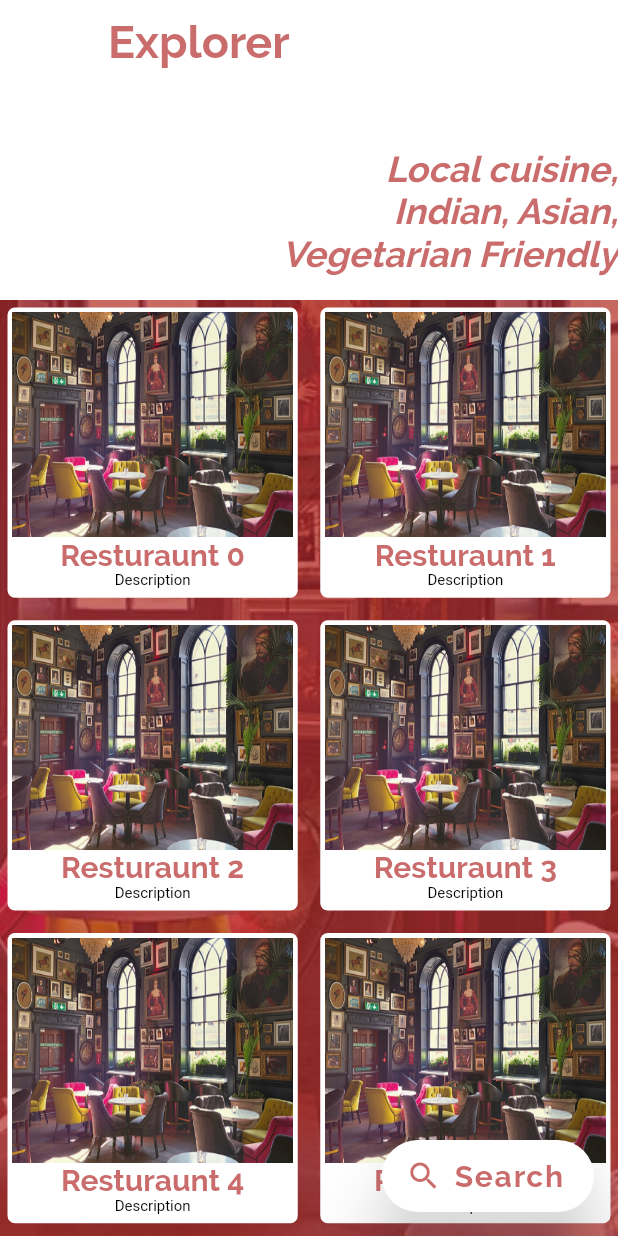
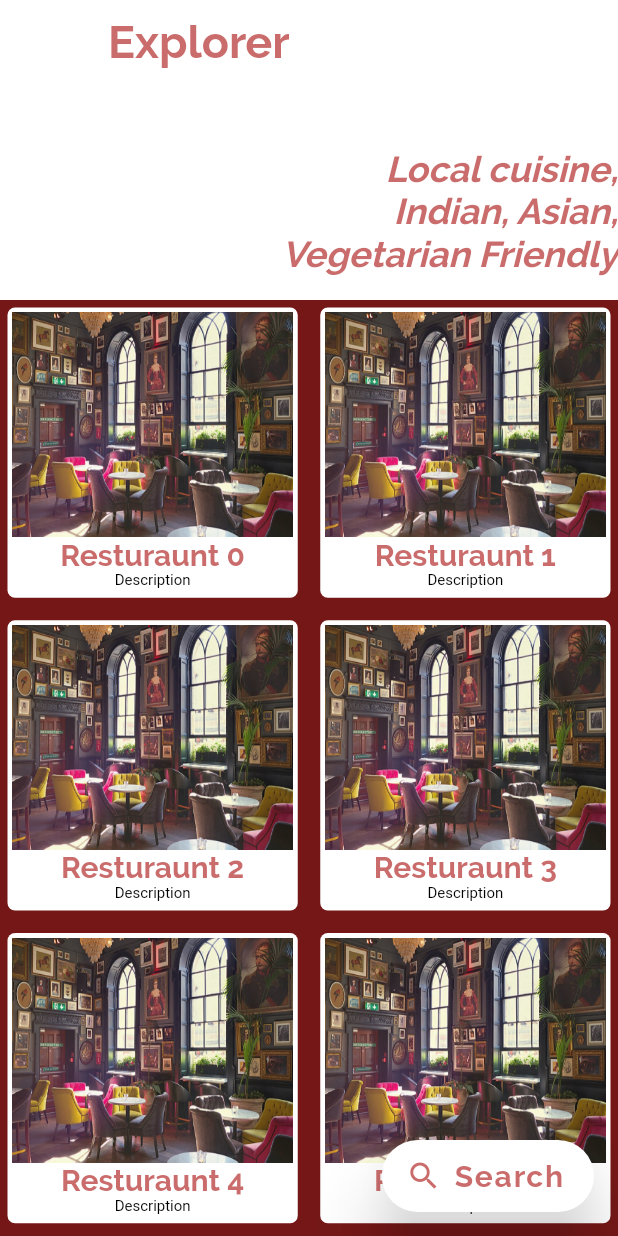
Before and after one commit to Naveen11695/bhukkd, a Flutter app: the ExplorePage screen opened directly, on a phone screen of 412 x 824 dp. Run offline on Flutter 3.47's test engine with Material 2 defaults, Android fonts, the phone set to English and light mode, and no system bars; our stand-ins replace geolocator, progress_indicators, shared_preferences, sqflite; accounts and stored records are empty.

Commit message:
version 2.3.0

```diff
--- a/lib/Components/CustomComponets.dart
+++ b/lib/Components/CustomComponets.dart
@@ -3,7 +3,6 @@ import 'package:flutter/material.dart';
 final opacity = Container(
   color: Color(0xAAAF2222),
 );
-
 
 final logo = Image.asset(
   'assets/images/icon.png',
@@ -16,8 +15,6 @@ const TextStyle textStyle = TextStyle(
   fontFamily: 'Raleway',
 );
 
-
-
 final login_description = Text(
   "Spot the right place to find your favorite food.",
   textAlign: TextAlign.center,
@@ -25,7 +22,6 @@ final login_description = Text(
     fontSize: 20.0,
   ),
 );
-
 
 Widget semi_circlar_button(String label, Function onTap) {
   return Material(
@@ -35,11 +31,13 @@ Widget semi_circlar_button(String label, Function onTap) {
       onTap: onTap,
       splashColor: Colors.white24,
       highlightColor: Colors.white10,
-
       child: Container(
         padding: EdgeInsets.symmetric(vertical: 10.0),
         child: Center(
-          child: Text(label, style: textStyle.copyWith(fontSize: 20.0),),
+          child: Text(
+            label,
+            style: textStyle.copyWith(fontSize: 20.0),
+          ),
         ),
       ),
     ),
@@ -49,24 +47,31 @@ Widget semi_circlar_button(String label, Function onTap) {
 final splash_description = new RichText(
   text: TextSpan(
     text: 'Loading Assests',
-    style: TextStyle(color: Colors.white,fontSize: 25.0,fontWeight: FontWeight.bold,),
+    style: TextStyle(
+      color: Colors.white,
+      fontSize: 25.0,
+      fontWeight: FontWeight.bold,
+    ),
   ),
 );
-
-
 
 TextStyle Raleway = TextStyle(
   color: Color(0xAAAF2222),
   fontFamily: 'Raleway',
 );
 
-final background = Container(
+final login_background = Image.asset('assets/images/2.png', fit: BoxFit.fill);
+
+final explore_background = Container(
+  decoration: BoxDecoration(color: Colors.black),
+);
+
+final splash_background = Container(
     decoration: BoxDecoration(
         image: DecorationImage(
-          image: AssetImage('assets/images/9.jpeg'),
-          fit: BoxFit.cover,
-        )));
-
+  image: AssetImage('assets/images/2.png'),
+  fit: BoxFit.fill,
+)));
 
 final separator = Row(
   mainAxisAlignment: MainAxisAlignment.center,
--- a/lib/Components/DataSearch.dart
+++ b/lib/Components/DataSearch.dart
@@ -36,7 +36,7 @@ class DataSearch extends SearchDelegate<String> {
         .toList();
     return Stack(
       children: <Widget>[
-        background,
+        splash_background,
         opacity,
         new GridView(
           children: cards,
--- a/lib/Pages/ExplorePage.dart
+++ b/lib/Pages/ExplorePage.dart
@@ -49,7 +49,7 @@ class _ExplorePage extends State<ExplorePage> {
     return new Scaffold(
       body: Stack(
         children: <Widget>[
-          background,
+          explore_background,
           opacity,
           new CustomScrollView(
             slivers: <Widget>[
--- a/lib/Pages/LoginPage.dart
+++ b/lib/Pages/LoginPage.dart
@@ -16,7 +16,7 @@ class LoginPage extends StatelessWidget {
       body: Stack(
         fit: StackFit.expand,
         children: <Widget>[
-          background,
+          login_background,
           opacity,
           new SafeArea(
             child: ListView(
@@ -96,7 +96,7 @@ class LoginPage extends StatelessWidget {
                           new Row(
                             children: <Widget>[
                               Padding(
-                                padding: const EdgeInsets.all(30.0),
+                                padding: const EdgeInsets.all(25.0),
                                 child: new OutlineButton(
                                   child: new Text(
                                     'Sign in With Google',
@@ -110,7 +110,7 @@ class LoginPage extends StatelessWidget {
                                 ),
                               ),
                               Padding(
-                                padding: const EdgeInsets.all(20.0),
+                                padding: const EdgeInsets.all(15.0),
                                 child: new OutlineButton(
                                   child: new Text(
                                     'Sign in With Facebook',
--- a/lib/Pages/TrendingPage.dart
+++ b/lib/Pages/TrendingPage.dart
@@ -44,7 +44,7 @@ class _TrendingPageState extends State<TrendingPage> {
               new Stack(
                 children: <Widget>[
                   new Container(
-                    height: MediaQuery.of(context).size.height * 0.13,
+                    height: MediaQuery.of(context).size.height * 0.15,
                     color: Color.fromRGBO(249, 129, 42, 1), //249 129 42
                     child: new Row(
                       children: <Widget>[
@@ -57,7 +57,7 @@ class _TrendingPageState extends State<TrendingPage> {
                           ),
                         ),
                         new Container(
-                          margin: EdgeInsets.only(top: 30),
+                          margin: EdgeInsets.only(top: 50),
                           child: new Column(
                             children: <Widget>[
                               new Text(
@@ -85,7 +85,7 @@ class _TrendingPageState extends State<TrendingPage> {
                     ),
                   ),
                   new Container(
-                    padding: EdgeInsets.fromLTRB(15.0, 65.0, 15.0, 10.0),
+                    padding: EdgeInsets.fromLTRB(15.0, 100.0, 15.0, 10.0),
                     child: Material(
                       type: MaterialType.canvas,
                       elevation: 10.0,
--- a/lib/main.dart
+++ b/lib/main.dart
@@ -123,7 +123,7 @@ class _SplashScreenState extends State<SplashScreen>
       body: Stack(
         fit: StackFit.passthrough,
         children: <Widget>[
-          background,
+          splash_background,
           opacity,
           new SafeArea(child:
           Column(
```
Also changed, not shown: assets/images/2.png.
